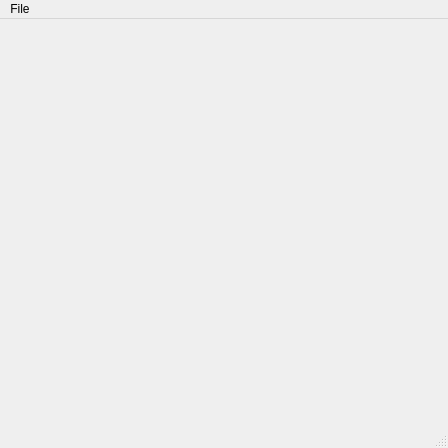
The window that gui/ai.ui (Goby56/gymnasiearbete) describes before a commit, drawn with Qt 5.
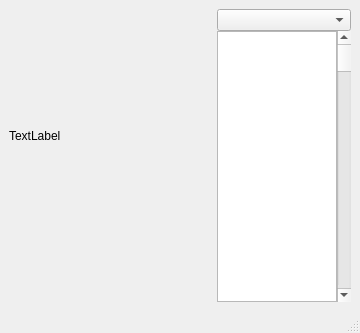
The same window after the commit.

The edit to the form file:
```diff
--- a/gui/ai.ui
+++ b/gui/ai.ui
@@ -6,43 +6,122 @@
    <rect>
     <x>0</x>
     <y>0</y>
-    <width>448</width>
-    <height>448</height>
+    <width>360</width>
+    <height>333</height>
    </rect>
   </property>
   <property name="windowTitle">
    <string>MainWindow</string>
   </property>
+  <property name="autoFillBackground">
+   <bool>false</bool>
+  </property>
   <widget class="QWidget" name="centralwidget">
-   <widget class="QLabel" name="input_canvas">
-    <property name="geometry">
-     <rect>
-      <x>0</x>
-      <y>0</y>
-      <width>448</width>
-      <height>448</height>
-     </rect>
-    </property>
-    <property name="text">
-     <string/>
-    </property>
-   </widget>
-  </widget>
-  <widget class="QMenuBar" name="menubar">
-   <property name="geometry">
-    <rect>
-     <x>0</x>
-     <y>0</y>
-     <width>448</width>
-     <height>21</height>
-    </rect>
-   </property>
-   <widget class="QMenu" name="menuFile">
-    <property name="title">
-     <string>File</string>
-    </property>
-   </widget>
-   <addaction name="menuFile"/>
+   <layout class="QHBoxLayout" name="horizontalLayout">
+    <item>
+     <layout class="QHBoxLayout" name="horizontalLayout_2">
+      <property name="spacing">
+       <number>0</number>
+      </property>
+      <item>
+       <layout class="QVBoxLayout" name="verticalLayout">
+        <item>
+         <widget class="QLabel" name="label">
+          <property name="sizePolicy">
+           <sizepolicy hsizetype="Expanding" vsizetype="Expanding">
+            <horstretch>0</horstretch>
+            <verstretch>0</verstretch>
+           </sizepolicy>
+          </property>
+          <property name="minimumSize">
+           <size>
+            <width>128</width>
+            <height>128</height>
+           </size>
+          </property>
+          <property name="text">
+           <string>TextLabel</string>
+          </property>
+         </widget>
+        </item>
+        <item>
+         <spacer name="verticalSpacer">
+          <property name="orientation">
+           <enum>Qt::Vertical</enum>
+          </property>
+          <property name="sizeType">
+           <enum>QSizePolicy::Ignored</enum>
+          </property>
+          <property name="sizeHint" stdset="0">
+           <size>
+            <width>20</width>
+            <height>40</height>
+           </size>
+          </property>
+         </spacer>
+        </item>
+       </layout>
+      </item>
+      <item>
+       <spacer name="horizontalSpacer">
+        <property name="orientation">
+         <enum>Qt::Horizontal</enum>
+        </property>
+        <property name="sizeType">
+         <enum>QSizePolicy::Ignored</enum>
+        </property>
+        <property name="sizeHint" stdset="0">
+         <size>
+          <width>40</width>
+          <height>20</height>
+         </size>
+        </property>
+       </spacer>
+      </item>
+      <item>
+       <layout class="QVBoxLayout" name="verticalLayout_2">
+        <item>
+         <widget class="QComboBox" name="comboBox">
+          <property name="minimumSize">
+           <size>
+            <width>128</width>
+            <height>0</height>
+           </size>
+          </property>
+         </widget>
+        </item>
+        <item>
+         <layout class="QHBoxLayout" name="horizontalLayout_3">
+          <item>
+           <widget class="QListWidget" name="listWidget">
+            <property name="sizePolicy">
+             <sizepolicy hsizetype="Fixed" vsizetype="Preferred">
+              <horstretch>0</horstretch>
+              <verstretch>0</verstretch>
+             </sizepolicy>
+            </property>
+            <property name="maximumSize">
+             <size>
+              <width>120</width>
+              <height>16777215</height>
+             </size>
+            </property>
+           </widget>
+          </item>
+          <item>
+           <widget class="QScrollBar" name="verticalScrollBar">
+            <property name="orientation">
+             <enum>Qt::Vertical</enum>
+            </property>
+           </widget>
+          </item>
+         </layout>
+        </item>
+       </layout>
+      </item>
+     </layout>
+    </item>
+   </layout>
   </widget>
   <widget class="QStatusBar" name="statusbar"/>
  </widget>
```
